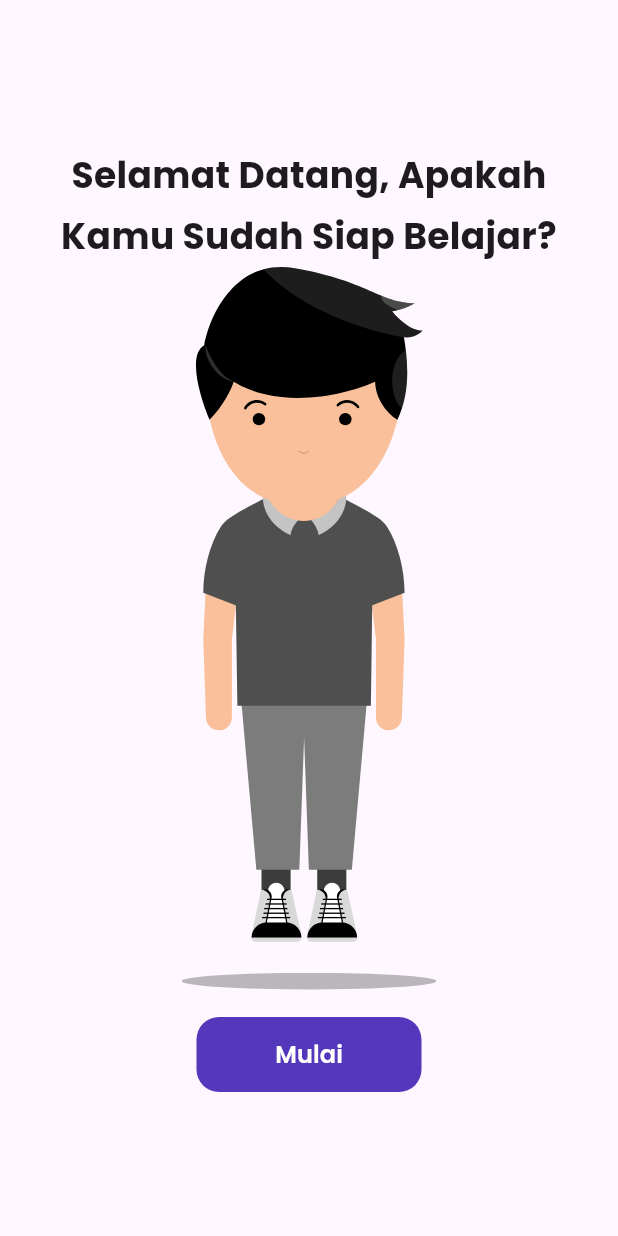
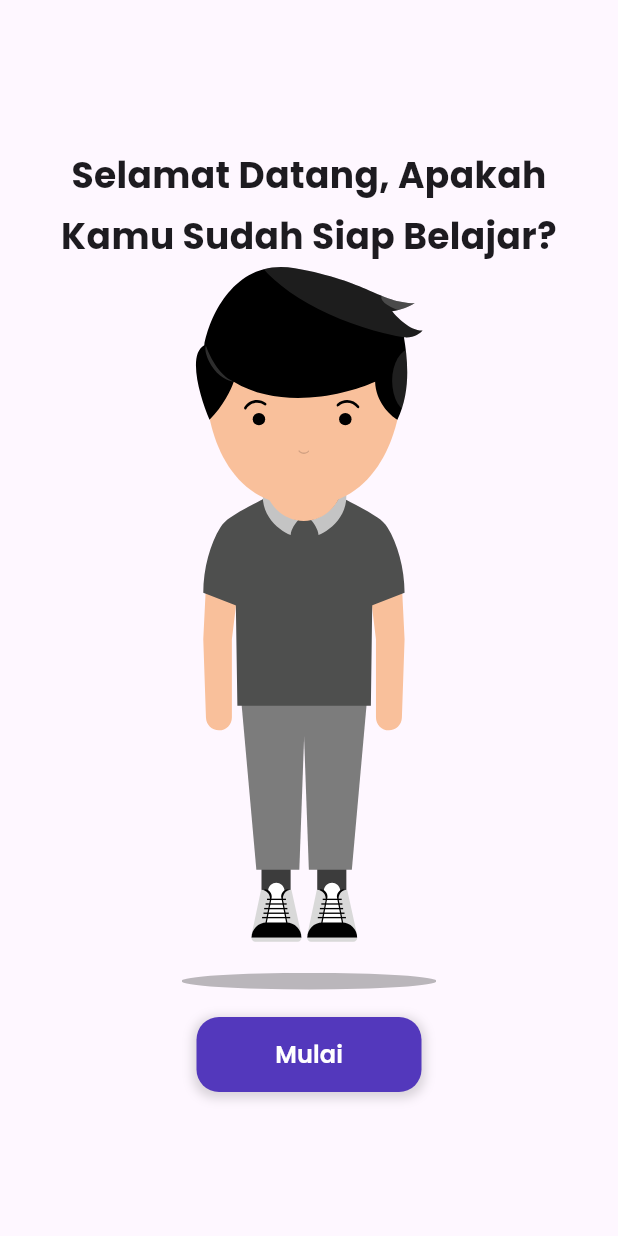
Before and after one commit to luqmanhadisudiana/Amplop-Duit, a Flutter app: the screen it shows after launch, on a phone screen of 412 x 824 dp. Run offline on Flutter 3.47's test engine with Material 3 defaults, Android fonts, the phone set to English and light mode, and no system bars; our stand-ins replace faker, flutter_svg, lottie, shared_preferences, youtube_player_flutter.

Commit message:
fixing buttom widget

```diff
--- a/lib/component/button/main_button.dart
+++ b/lib/component/button/main_button.dart
@@ -1,14 +1,26 @@
 import 'package:flutter/material.dart';
 
 class MainButton extends StatelessWidget {
+  static const Color defaultBoxShadowColor = Color(0xFF000000);
   final String buttonText;
   final Color bgColor, textColor, disabledColor, disabledTextColor;
   final Function? action;
-  final double width, height, fontSize;
+  final double width, height, fontSize, borderRadius;
   final bool isDisabled;
+  final FontWeight fontWeight;
+  final List<BoxShadow>? boxShadow;
 
-  const MainButton({
-    super.key,
+  static List<BoxShadow> defaultBoxShadow = [
+    BoxShadow(
+      color: Colors.black.withOpacity(0.15),
+      blurRadius: 5.0,
+      spreadRadius: 2.0,
+      offset: const Offset(0, 2),
+    ),
+  ];
+
+  const MainButton(
+      {super.key,
       required this.buttonText,
       this.action,
       this.bgColor = const Color(0xFF5338BC),
@@ -19,7 +31,9 @@ class MainButton extends StatelessWidget {
       this.height = 50.0,
       this.fontSize = 16.0,
       this.isDisabled = false,
-  });
+      this.fontWeight = FontWeight.w600,
+      this.borderRadius = 15,
+      this.boxShadow});
 
   @override
   Widget build(BuildContext context) {
@@ -27,9 +41,9 @@ class MainButton extends StatelessWidget {
       width: width,
       height: height,
       decoration: BoxDecoration(
-        borderRadius: const BorderRadius.all(Radius.circular(15.0)),
+          borderRadius: BorderRadius.all(Radius.circular(borderRadius)),
           color: isDisabled ? disabledColor : bgColor,
-      ),
+          boxShadow: boxShadow ?? defaultBoxShadow),
       child: TextButton(
         onPressed: isDisabled
             ? null
@@ -51,7 +65,7 @@ class MainButton extends StatelessWidget {
             fontFamily: "Poppins",
             color: isDisabled ? disabledTextColor : textColor,
             fontSize: fontSize,
-            fontWeight: FontWeight.w600,
+            fontWeight: fontWeight,
           ),
         ),
       ),
```
Lines whose indentation alone changed are shown as unchanged.
